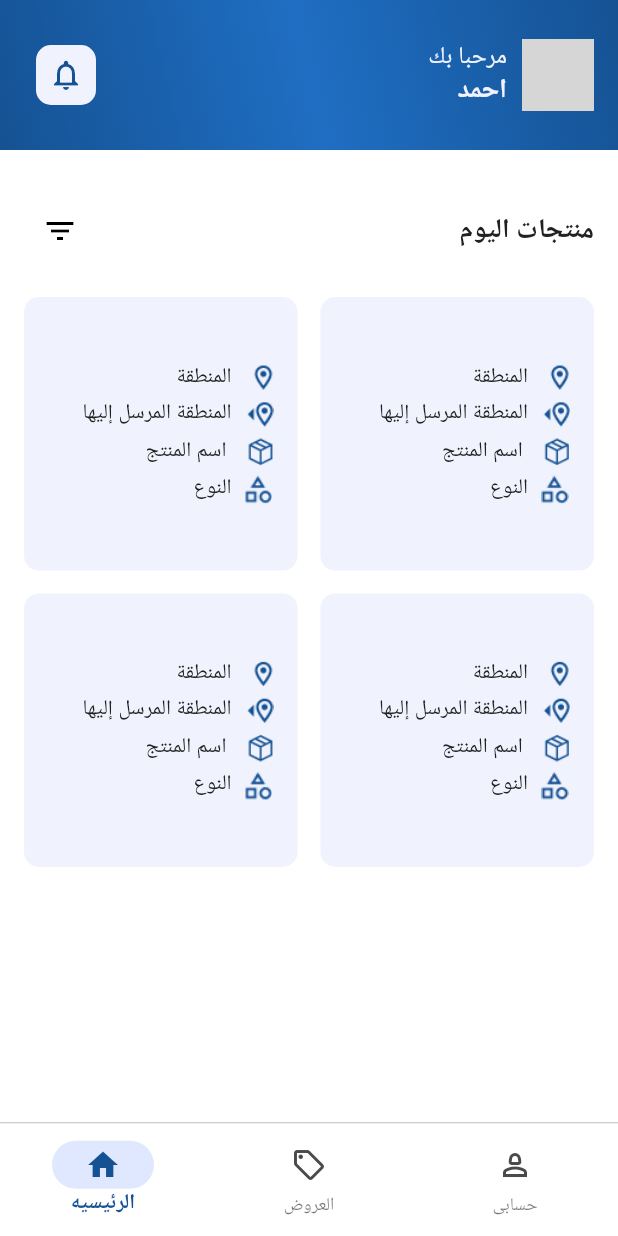
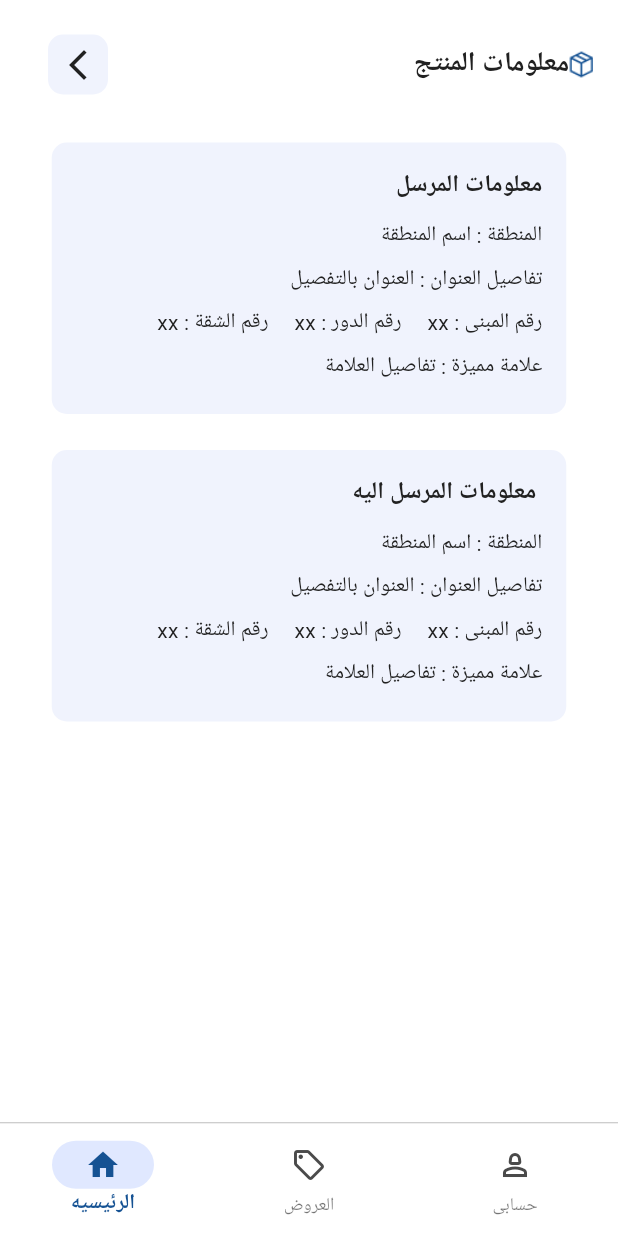
Before and after one commit to KHgamal/project_1, a Flutter app: the screen it shows after launch, on a phone screen of 412 x 824 dp. Run offline on Flutter 3.47's test engine with Material 2 defaults, Android fonts, the phone set to English and light mode, and no system bars; our stand-ins replace dartz, equatable, get_it; grey boxes are pictures that could not be loaded.

Commit message:
"not_finished_details"

```diff
--- a/lib/l10n/intl_ar.arb
+++ b/lib/l10n/intl_ar.arb
@@ -4,5 +4,6 @@
   "product_title": "منتجات اليوم",
   "navbar_main": "الرئيسيه",
   "navbar_offers": "العروض",
-  "navbar_profile": "حسابى"
+  "navbar_profile": "حسابى",
+
 }
--- a/lib/l10n/intl_en.arb
+++ b/lib/l10n/intl_en.arb
@@ -4,5 +4,6 @@
   "product_title": "Today's products ",
   "navbar_main": "Home",
   "navbar_offers": "Home",
-  "navbar_profile": "Home"
+  "navbar_profile": "Home",
+
 }
--- a/lib/src/dashboard/presentation/views/dashboard_screen.dart
+++ b/lib/src/dashboard/presentation/views/dashboard_screen.dart
@@ -2,6 +2,8 @@ import 'package:flutter/material.dart';
 import 'package:project_1/core/res/colours.dart';
 import 'package:project_1/generated/l10n.dart';
 import 'package:project_1/src/home/presentation/views/home_view.dart';
+
+import '../../../home/presentation/views/product_details_view.dart';
 
 class DashBoardScreen extends StatefulWidget {
   const DashBoardScreen({super.key});
@@ -22,7 +24,7 @@ int stackIndex = 2;
         children: const[
           Placeholder(),
           Placeholder(),
-          HomeView(),
+          ProductView(),
         ],
       ),
       bottomNavigationBar: Container(
--- a/lib/src/home/presentation/views/home_view.dart
+++ b/lib/src/home/presentation/views/home_view.dart
@@ -7,6 +7,7 @@ import '../widgets/products_grid_view.dart';
 class HomeView extends StatelessWidget {
   const HomeView({super.key});
   static const route = '/home';
+
 
   @override
   Widget build(BuildContext context) {
--- /dev/null
+++ b/lib/src/home/presentation/views/product_details_view.dart
@@ -0,0 +1,137 @@
+import 'package:flutter/material.dart';
+
+import '../../../../core/res/colours.dart';
+import '../../../../core/res/media_res.dart';
+import '../../../../generated/l10n.dart';
+class ProductView extends StatelessWidget {
+  const ProductView({Key? key}) : super(key: key);
+  static const route = '/product_details';
+  @override
+  Widget build(BuildContext context) {
+    return SafeArea(
+      child: Scaffold(
+        backgroundColor: Colors.white,
+        body: Column(
+          children: [
+            Padding(
+              padding: const EdgeInsets.only(top: 15),
+              child: ListTile(
+                leading: Image.asset(Media.titleIcon, width: 19.5,height: 22,) ,
+                ///////////////////////////////////////////
+                title:Align(
+                  alignment: Alignment(1.3, 0),
+                  child: Text("معلومات المنتج",style: TextStyle(
+                    fontWeight: FontWeight.w600, fontSize: 18 , color: Colours.txtMainColor
+                  ),),
+                ),
+                trailing: Padding(
+                  padding: const EdgeInsets.all(8.0),
+                  child: Container(
+                    width: 40,
+                    height: 40,
+                    decoration: BoxDecoration(
+                      color: Colours.secondaryColour,
+                      borderRadius: BorderRadius.circular(10.0),
+                    ),
+                    child: InkWell(
+                      onTap: (){},
+                      splashColor: Colors.transparent,
+                      borderRadius: BorderRadius.circular(24),
+                      child:const Icon(
+                        Icons.arrow_forward_ios_outlined,
+                        color: Colours.txtMainColor,
+                        size: 24.0,
+                      ),
+                    ),
+                  ),
+                ),
+              ),
+            ),
+            Container(
+              margin: const EdgeInsets.only(top: 24, right: 16, left: 16),
+              padding:const EdgeInsets.all(16) ,
+              width: 343,
+              height:181,
+              decoration: BoxDecoration(
+                color: Colours.secondaryColour,
+                borderRadius: BorderRadius.circular(10.0),
+              ),
+              child:const SingleChildScrollView(
+                child:  Column(
+                  crossAxisAlignment: CrossAxisAlignment.start,
+                  children: [
+                    Text("معلومات المرسل " , style: TextStyle(
+                        fontSize: 16 , fontWeight: FontWeight.w600 , color: Colours.txtMainColor
+                    ),),
+                    SizedBox(height: 12,),
+                    Text("المنطقة : اسم المنطقة " , style: TextStyle(
+                      fontSize: 14 , fontWeight: FontWeight.w400 , color: Colours.txtMainColor
+                    ),) ,
+                    SizedBox(height: 8,),
+                    Text("تفاصيل العنوان : العنوان بالتفصيل" , style: TextStyle(
+                        fontSize: 14 , fontWeight: FontWeight.w400 , color: Colours.txtMainColor
+                    ),),
+                    SizedBox(height: 8,),
+                    Text("رقم المبنى : xx     رقم الدور : xx     رقم الشقة : xx " , style: TextStyle(
+                        fontSize: 14 , fontWeight: FontWeight.w400 , color: Colours.txtMainColor
+                    ),),
+                    SizedBox(height: 8,),
+                    Text("علامة مميزة : تفاصيل العلامة" , style: TextStyle(
+                        fontSize: 14 , fontWeight: FontWeight.w400 , color: Colours.txtMainColor
+                    ),),
+                    SizedBox(height: 8,),
+                    Text("رقم الهاتف : xxx xxxx xxx" , style: TextStyle(
+                        fontSize: 14 , fontWeight: FontWeight.w400 , color: Colours.txtMainColor
+                    ),),
+
+                  ],
+                ),
+              ),
+            ),
+            Container(
+              margin: const EdgeInsets.only(top: 24, right: 16, left: 16),
+              padding:const EdgeInsets.all(16) ,
+              width: 343,
+              height:181,
+              decoration: BoxDecoration(
+                color: Colours.secondaryColour,
+                borderRadius: BorderRadius.circular(10.0),
+              ),
+              child:const SingleChildScrollView(
+                child:  Column(
+                  crossAxisAlignment: CrossAxisAlignment.start,
+                  children: [
+                    Text(" معلومات المرسل اليه " , style: TextStyle(
+                        fontSize: 16 , fontWeight: FontWeight.w600 , color: Colours.txtMainColor
+                    ),),
+                    SizedBox(height: 12,),
+                    Text("المنطقة : اسم المنطقة " , style: TextStyle(
+                        fontSize: 14 , fontWeight: FontWeight.w400 , color: Colours.txtMainColor
+                    ),) ,
+                    SizedBox(height: 8,),
+                    Text("تفاصيل العنوان : العنوان بالتفصيل" , style: TextStyle(
+                        fontSize: 14 , fontWeight: FontWeight.w400 , color: Colours.txtMainColor
+                    ),),
+                    SizedBox(height: 8,),
+                    Text("رقم المبنى : xx     رقم الدور : xx     رقم الشقة : xx " , style: TextStyle(
+                        fontSize: 14 , fontWeight: FontWeight.w400 , color: Colours.txtMainColor
+                    ),),
+                    SizedBox(height: 8,),
+                    Text("علامة مميزة : تفاصيل العلامة" , style: TextStyle(
+                        fontSize: 14 , fontWeight: FontWeight.w400 , color: Colours.txtMainColor
+                    ),),
+                    SizedBox(height: 8,),
+                    Text("رقم الهاتف : xxx xxxx xxx" , style: TextStyle(
+                        fontSize: 14 , fontWeight: FontWeight.w400 , color: Colours.txtMainColor
+                    ),),
+
+                  ],
+                ),
+              ),
+            ),
+          ],
+        ),
+      ),
+    );
+  }
+}
```
Also changed, not shown: pubspec.lock.
